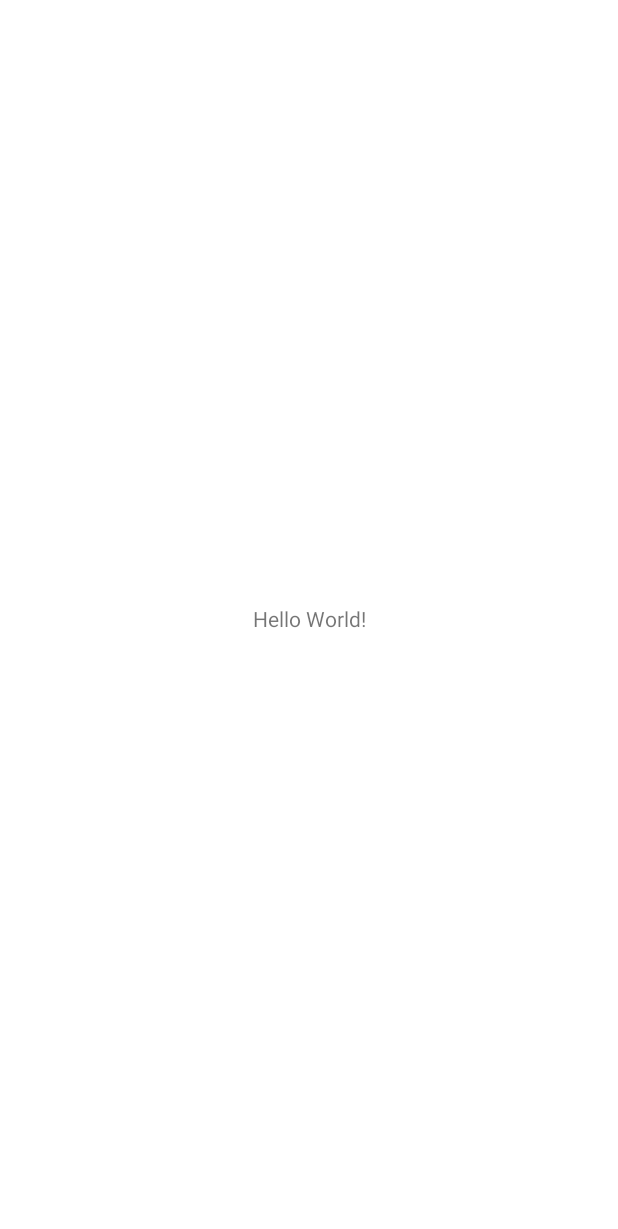
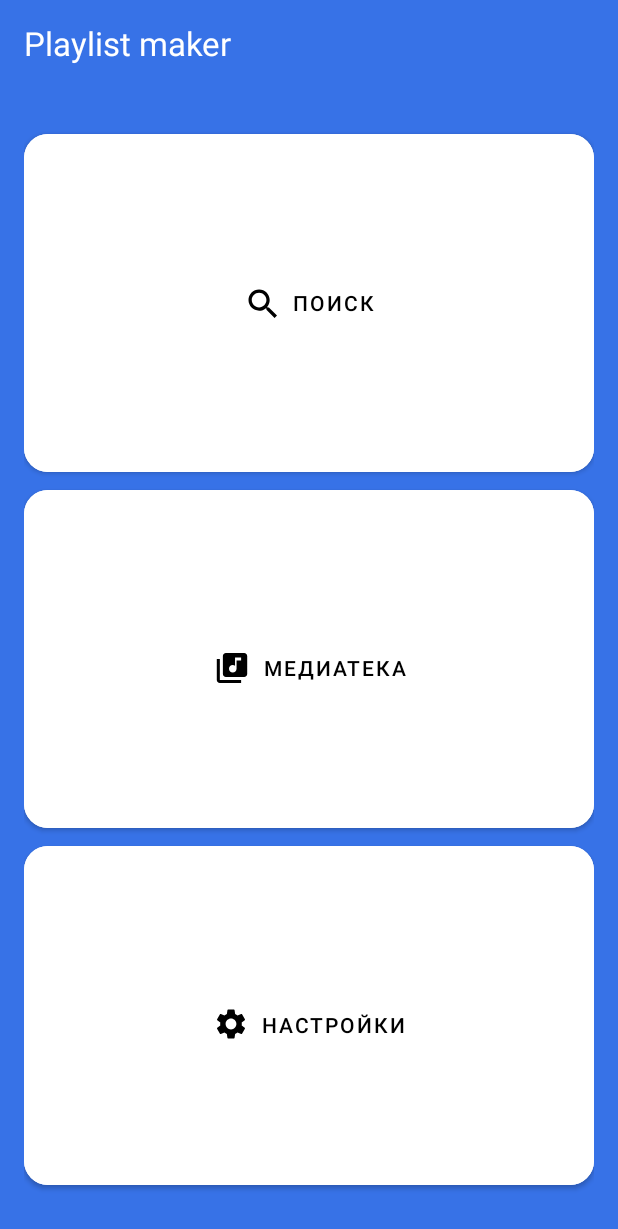
Before and after one commit to UrSib/PlaylistMaker, an Android app: the screen it shows after launch (MainActivity), on a phone screen of 412 x 824 dp. Before the commit the part shown is almost empty. Shown: the top 1229 px of the screen. Run offline under Robolectric (Android 15) with nearby library versions, the phone set to English and light mode, and no system bars.

Commit message:
Init commit

```diff
--- a/app/src/main/java/com/practicum/playlistmaker/MainActivity.kt
+++ b/app/src/main/java/com/practicum/playlistmaker/MainActivity.kt
@@ -1,6 +1,9 @@
 package com.practicum.playlistmaker
 
+import android.content.Intent
 import android.os.Bundle
+import android.view.View
+import android.widget.Button
 import androidx.activity.enableEdgeToEdge
 import androidx.appcompat.app.AppCompatActivity
 import androidx.core.view.ViewCompat
@@ -11,5 +14,36 @@ class MainActivity : AppCompatActivity() {
         super.onCreate(savedInstanceState)
         setContentView(R.layout.activity_main)
 
+        val search = findViewById<Button>(R.id.search)
+        val library = findViewById<Button>(R.id.library)
+        val settings = findViewById<Button>(R.id.settings)
+
+        val searchIntent = Intent(this, SearchActivity::class.java)
+
+        val searchClickListener: View.OnClickListener = object : View.OnClickListener {
+
+            override fun onClick(v: View?) {
+
+                startActivity(searchIntent)
+
+            }
+
+        }
+        search.setOnClickListener(searchClickListener)
+
+        library.setOnClickListener {
+
+            val libraryIntent = Intent(this, MediaLibraryActivity::class.java)
+            startActivity(libraryIntent)
+
+        }
+
+        settings.setOnClickListener {
+
+            val settingsIntent = Intent(this, SettingsActivity::class.java)
+            startActivity(settingsIntent)
+
+        }
+
     }
 }
--- /dev/null
+++ b/app/src/main/res/drawable/media_library_icon.xml
@@ -0,0 +1,9 @@
+<vector xmlns:android="http://schemas.android.com/apk/res/android"
+    android:width="25dp"
+    android:height="24dp"
+    android:viewportWidth="25"
+    android:viewportHeight="24">
+  <path
+      android:pathData="M20.5,2H8.5C7.4,2 6.5,2.9 6.5,4V16C6.5,17.1 7.4,18 8.5,18H20.5C21.6,18 22.5,17.1 22.5,16V4C22.5,2.9 21.6,2 20.5,2ZM18.5,7H15.5V12.5C15.5,13.88 14.38,15 13,15C11.62,15 10.5,13.88 10.5,12.5C10.5,11.12 11.62,10 13,10C13.57,10 14.08,10.19 14.5,10.51V5H18.5V7ZM4.5,6H2.5V20C2.5,21.1 3.4,22 4.5,22H18.5V20H4.5V6Z"
+      android:fillColor="#1A1B22"/>
+</vector>
--- /dev/null
+++ b/app/src/main/res/drawable/search_icon.xml
@@ -0,0 +1,9 @@
+<vector xmlns:android="http://schemas.android.com/apk/res/android"
+    android:width="24dp"
+    android:height="24dp"
+    android:viewportWidth="24"
+    android:viewportHeight="24">
+  <path
+      android:pathData="M16.579,14.95H15.721L15.417,14.656C16.481,13.418 17.122,11.81 17.122,10.061C17.122,6.161 13.961,3 10.061,3C6.161,3 3,6.161 3,10.061C3,13.961 6.161,17.122 10.061,17.122C11.81,17.122 13.418,16.481 14.656,15.417L14.95,15.721V16.579L20.381,22L22,20.381L16.579,14.95ZM10.061,14.95C7.356,14.95 5.173,12.766 5.173,10.061C5.173,7.356 7.356,5.173 10.061,5.173C12.766,5.173 14.95,7.356 14.95,10.061C14.95,12.766 12.766,14.95 10.061,14.95Z"
+      android:fillColor="#1A1B22"/>
+</vector>
--- /dev/null
+++ b/app/src/main/res/drawable/settings_icon.xml
@@ -0,0 +1,9 @@
+<vector xmlns:android="http://schemas.android.com/apk/res/android"
+    android:width="24dp"
+    android:height="24dp"
+    android:viewportWidth="24"
+    android:viewportHeight="24">
+  <path
+      android:pathData="M19.14,12.94C19.18,12.64 19.2,12.33 19.2,12C19.2,11.68 19.18,11.36 19.13,11.06L21.16,9.48C21.34,9.34 21.39,9.07 21.28,8.87L19.36,5.55C19.24,5.33 18.99,5.26 18.77,5.33L16.38,6.29C15.88,5.91 15.35,5.59 14.76,5.35L14.4,2.81C14.36,2.57 14.16,2.4 13.92,2.4H10.08C9.84,2.4 9.65,2.57 9.61,2.81L9.25,5.35C8.66,5.59 8.12,5.92 7.63,6.29L5.24,5.33C5.02,5.25 4.77,5.33 4.65,5.55L2.74,8.87C2.62,9.08 2.66,9.34 2.86,9.48L4.89,11.06C4.84,11.36 4.8,11.69 4.8,12C4.8,12.31 4.82,12.64 4.87,12.94L2.84,14.52C2.66,14.66 2.61,14.93 2.72,15.13L4.64,18.45C4.76,18.67 5.01,18.74 5.23,18.67L7.62,17.71C8.12,18.09 8.65,18.41 9.24,18.65L9.6,21.19C9.65,21.43 9.84,21.6 10.08,21.6H13.92C14.16,21.6 14.36,21.43 14.39,21.19L14.75,18.65C15.34,18.41 15.88,18.09 16.37,17.71L18.76,18.67C18.98,18.75 19.23,18.67 19.35,18.45L21.27,15.13C21.39,14.91 21.34,14.66 21.15,14.52L19.14,12.94ZM12,15.6C10.02,15.6 8.4,13.98 8.4,12C8.4,10.02 10.02,8.4 12,8.4C13.98,8.4 15.6,10.02 15.6,12C15.6,13.98 13.98,15.6 12,15.6Z"
+      android:fillColor="#1A1B22"/>
+</vector>
--- a/app/src/main/res/layout/activity_main.xml
+++ b/app/src/main/res/layout/activity_main.xml
@@ -1,19 +1,82 @@
 <?xml version="1.0" encoding="utf-8"?>
-<androidx.constraintlayout.widget.ConstraintLayout xmlns:android="http://schemas.android.com/apk/res/android"
+<LinearLayout
+    xmlns:android="http://schemas.android.com/apk/res/android"
     xmlns:app="http://schemas.android.com/apk/res-auto"
-    xmlns:tools="http://schemas.android.com/tools"
-    android:id="@+id/main"
     android:layout_width="match_parent"
     android:layout_height="match_parent"
-    tools:context=".MainActivity">
+    android:background="@color/blue"
+    android:orientation="vertical">
 
-    <TextView
-        android:layout_width="wrap_content"
-        android:layout_height="wrap_content"
-        android:text="Hello World!"
-        app:layout_constraintBottom_toBottomOf="parent"
-        app:layout_constraintEnd_toEndOf="parent"
-        app:layout_constraintStart_toStartOf="parent"
-        app:layout_constraintTop_toTopOf="parent" />
+    <FrameLayout
+        android:layout_width="match_parent"
+        android:layout_height="wrap_content">
 
-</androidx.constraintlayout.widget.ConstraintLayout>
+        <TextView
+            android:layout_width="wrap_content"
+            android:layout_height="wrap_content"
+            android:layout_gravity="start"
+            android:paddingBottom="@dimen/medium_padding"
+            android:paddingTop="14dp"
+            android:paddingLeft="@dimen/medium_padding"
+            android:text="@string/playlist_maker"
+            android:textColor="@color/white"
+            android:textSize="@dimen/text_size" />
+    </FrameLayout>
+
+    <LinearLayout
+        android:layout_width="match_parent"
+        android:layout_height="match_parent"
+        android:layout_gravity="center"
+        android:orientation="vertical"
+        android:paddingHorizontal="@dimen/medium_padding"
+        android:paddingTop="@dimen/long_padding"
+        android:paddingBottom="28dp">
+
+        <Button
+            android:id="@+id/search"
+            android:layout_width="match_parent"
+            android:layout_height="@dimen/null_size"
+            android:layout_weight="1"
+            android:backgroundTint="@color/white"
+            app:cornerRadius="@dimen/medium_padding"
+            app:icon="@drawable/search_icon"
+            app:iconTint="@color/black"
+            app:iconGravity="textStart"
+            app:iconPadding="@dimen/short_padding"
+            android:text="@string/search"
+            android:textColor="@color/black"/>
+
+
+        <Button
+            android:id="@+id/library"
+            android:layout_width="match_parent"
+            android:layout_height="@dimen/null_size"
+            android:layout_weight="1"
+            android:backgroundTint="@color/white"
+            android:paddingTop="@dimen/medium_padding"
+            app:cornerRadius="@dimen/medium_padding"
+            app:icon="@drawable/media_library_icon"
+            app:iconTint="@color/black"
+            app:iconGravity="textStart"
+            app:iconPadding="@dimen/short_padding"
+            android:text="@string/media_library"
+            android:textColor="@color/black"/>
+
+        <Button
+            android:id="@+id/settings"
+            android:layout_width="match_parent"
+            android:layout_height="@dimen/null_size"
+            android:layout_weight="1"
+            android:backgroundTint="@color/white"
+            android:paddingTop="@dimen/medium_padding"
+            app:cornerRadius="@dimen/medium_padding"
+            app:icon="@drawable/settings_icon"
+            app:iconTint="@color/black"
+            app:iconGravity="textStart"
+            app:iconPadding="@dimen/short_padding"
+            android:text="@string/settings"
+            android:textColor="@color/black"/>
+
+    </LinearLayout>
+
+</LinearLayout>
--- a/app/src/main/res/values/colors.xml
+++ b/app/src/main/res/values/colors.xml
@@ -1,5 +1,7 @@
 <?xml version="1.0" encoding="utf-8"?>
 <resources>
     <color name="black">#FF000000</color>
+    <color name="light_black">#000000</color>
     <color name="white">#FFFFFFFF</color>
+    <color name="blue">#3772E7</color>
 </resources>
--- /dev/null
+++ b/app/src/main/res/values/dimens.xml
@@ -0,0 +1,13 @@
+<?xml version="1.0" encoding="utf-8"?>
+<resources>
+    <dimen name="long_padding">24dp</dimen>
+    <dimen name="long_medium_padding">21dp</dimen>
+    <dimen name="long_medium_medium_padding">18dp</dimen>
+    <dimen name="medium_padding">16dp</dimen>
+    <dimen name="medium_short_padding">12dp</dimen>
+    <dimen name="short_padding">8dp</dimen>
+    <dimen name="null_size">0dp</dimen>
+    <dimen name="text_size">22sp</dimen>
+    <dimen name="low_text_size">16sp</dimen>
+    <dimen name="low_low_text_size">12sp</dimen>
+</resources>
--- a/app/src/main/res/values/strings.xml
+++ b/app/src/main/res/values/strings.xml
@@ -8,5 +8,4 @@
     <string name="share_app">Поделиться приложением</string>
     <string name="support">Написать в поддержку</string>
     <string name="agreement">Пользовательское соглашение</string>
-    <string name="playlist">Плейлист</string>
 </resources>
```
Also changed, not shown: app/src/main/AndroidManifest.xml (+9 -0 lines), app/src/main/java/com/practicum/playlistmaker/MediaLibraryActivity.kt (added, +13 -0 lines), app/src/main/java/com/practicum/playlistmaker/SearchActivity.kt (added, +13 -0 lines), app/src/main/java/com/practicum/playlistmaker/SettingsActivity.kt (added, +25 -0 lines), app/src/main/res/drawable/arrow_forward.xml (added, +9 -0 lines), app/src/main/res/drawable/settings_blue.xml (added, +9 -0 lines), app/src/main/res/drawable/share.xml (added, +9 -0 lines), app/src/main/res/drawable/support.xml (added, +18 -0 lines), app/src/main/res/layout/activity_settings.xml (added, +213 -0 lines).
